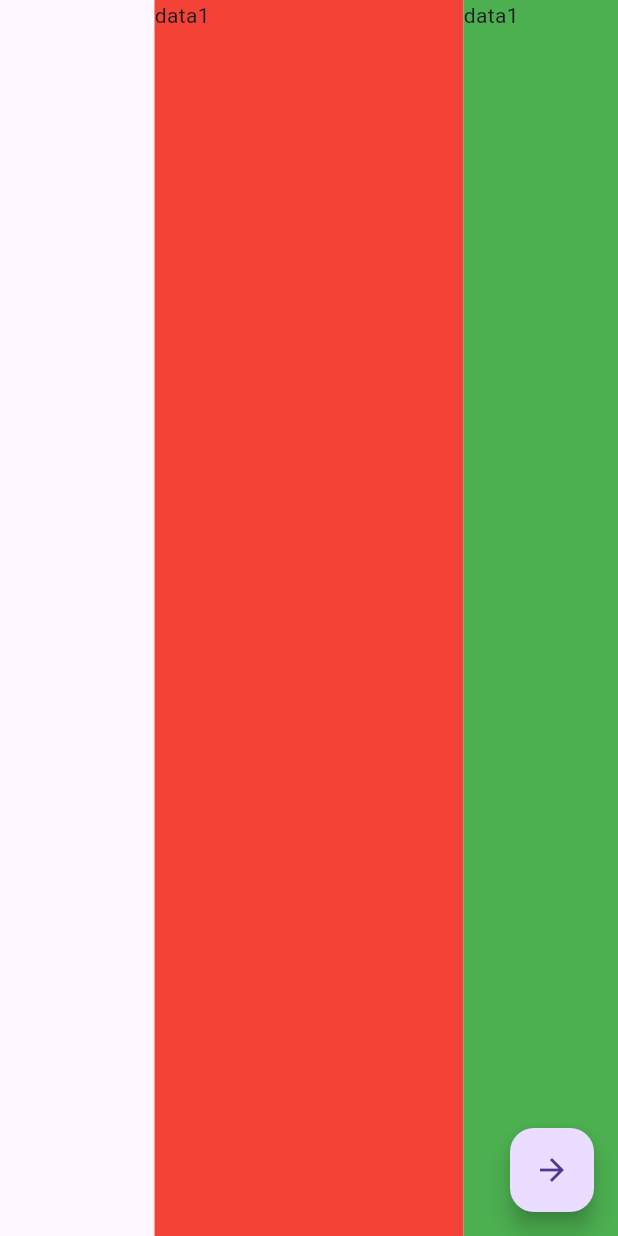
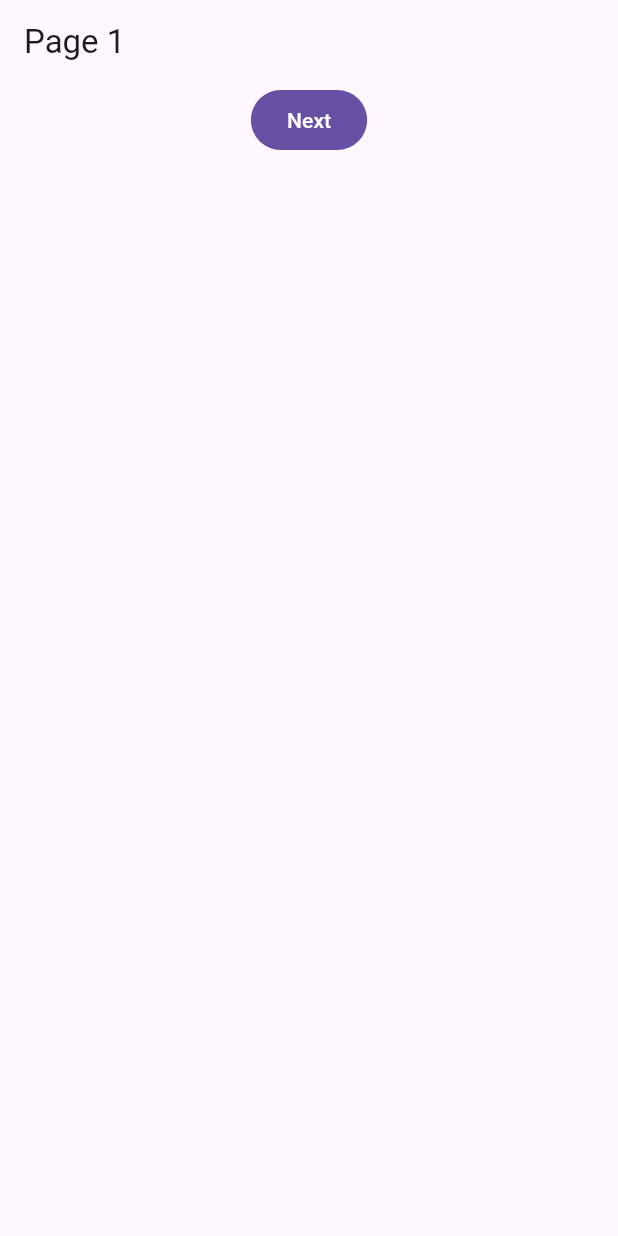
Before and after one commit to 6631501032/flutter_couse, a Flutter app: the screen it shows after launch, on a phone screen of 412 x 824 dp. Run offline on Flutter 3.47's test engine with Material 3 defaults, Android fonts, the phone set to English and light mode, and no system bars.

Commit message:
Add page1 to page2 with send data

```diff
--- a/lib/main.dart
+++ b/lib/main.dart
@@ -1,6 +1,6 @@
 import 'package:flutter/material.dart';
-import 'package:flutter_couse/week08/pageview_demo.dart';
+import 'package:flutter_couse/week08/page1.dart';
 
 void main() {
-  runApp(MaterialApp(debugShowCheckedModeBanner: false, home: PageviewDemo()));
+  runApp(MaterialApp(debugShowCheckedModeBanner: false, home: Page1()));
 }
--- /dev/null
+++ b/lib/week08/fruit.dart
@@ -0,0 +1,6 @@
+class Fruit {
+  String name;
+  int price;
+  List date;
+  Fruit(this.name, this.price, this.date);
+}
--- /dev/null
+++ b/lib/week08/page1.dart
@@ -0,0 +1,45 @@
+import 'package:flutter/material.dart';
+import 'package:flutter_couse/week08/fruit.dart';
+import 'package:flutter_couse/week08/page2.dart';
+
+class Page1 extends StatelessWidget {
+  const Page1({super.key});
+
+  @override
+  Widget build(BuildContext context) {
+    return Scaffold(
+      appBar: AppBar(title: Text('Page 1')),
+      body: Container(
+        alignment: Alignment.topCenter,
+        child: FilledButton(
+          onPressed: () {
+            Navigator.push(
+              context,
+              // วิธีที่ 1
+              // MaterialPageRoute(
+              //   builder: (context) => Page2(),
+              //   settings: RouteSettings(
+              //     arguments: <String,dynamic>{
+              //       'name': 'apple',
+              //       'price': 30,
+              //       'date': ['10 Oct', '19 Oct'],
+              //     },
+              //   ),
+              // ),
+              // วิธีที่ 2
+              // MaterialPageRoute(
+              //   builder: (context) =>
+              //       Page2(name: 'apple', price: 15, date: ['10 Oct', '19 Oct']),
+              // ),
+              MaterialPageRoute(
+                builder: (context) =>
+                    Page2(fruit: Fruit('apple', 15, ['10 Oct', '19 Oct'])),
+              ),
+            );
+          },
+          child: Text("Next"),
+        ),
+      ),
+    );
+  }
+}
```
Also changed, not shown: lib/week08/page2.dart (added, +44 -0 lines).
